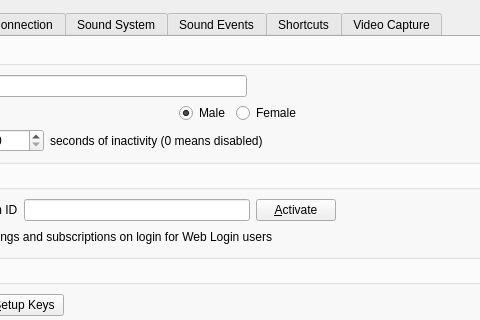
First picture: the form in Client/qtTeamTalk/preferences.ui, repository BearWare/TeamTalk5, before the edit; both pictures show x 162 to 642 and y 0 to 320 of the 758 by 640 pixel window.
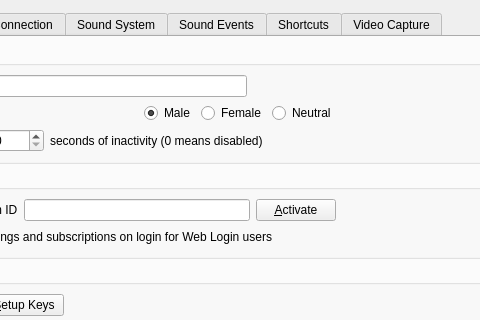
Second picture: the form after the edit. Icons and pictures are not drawn.

Commit message: Neutral gender for desktop clients, #649

What changed in the file:
```diff
--- a/Client/qtTeamTalk/preferences.ui
+++ b/Client/qtTeamTalk/preferences.ui
@@ -166,6 +166,13 @@
               </property>
              </widget>
             </item>
+            <item>
+             <widget class="QRadioButton" name="neutralRadioButton">
+              <property name="text">
+               <string>Neutral</string>
+              </property>
+             </widget>
+            </item>
             <item>
              <spacer name="horizontalSpacer_13">
               <property name="orientation">
```
Left out of the diff: 1 changed line with no effect on the pictures. The commit also changes 16 other files.
